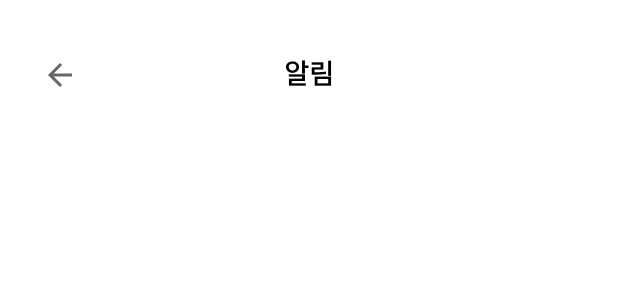
After one commit to haerim-kweon/SmallObviosHappiness, an Android app: the layout noticepage.xml on its own in the app's theme, with its tools: preview values and no code run, on a phone screen of 412 x 824 dp. The commit adds this screen. Shown: the top 300 px of the screen. Run offline under Robolectric (Android 15) with nearby library versions, the phone set to English and light mode, and no system bars; network calls fail.

Commit message:
2022/05/14

```diff
--- /dev/null
+++ b/app/src/main/res/layout/noticepage.xml
@@ -0,0 +1,42 @@
+<?xml version="1.0" encoding="utf-8"?>
+<androidx.constraintlayout.widget.ConstraintLayout
+xmlns:android="http://schemas.android.com/apk/res/android"
+xmlns:app="http://schemas.android.com/apk/res-auto"
+xmlns:tools="http://schemas.android.com/tools"
+android:layout_width="match_parent"
+android:layout_height="match_parent"
+android:orientation="vertical"
+android:background="@color/white"
+tools:ignore="MissingDefaultResource">
+
+<ImageButton
+    android:layout_width="wrap_content"
+    android:layout_height="wrap_content"
+    android:backgroundTint="@color/white"
+    app:layout_constraintBottom_toBottomOf="parent"
+    app:layout_constraintEnd_toEndOf="parent"
+    app:layout_constraintHorizontal_bias="0.044"
+    app:layout_constraintStart_toStartOf="parent"
+    app:layout_constraintTop_toTopOf="parent"
+    app:layout_constraintVertical_bias="0.036"
+    app:srcCompat="@drawable/ic_baseline_arrow_back_24" />
+
+<TextView
+    android:layout_width="wrap_content"
+    android:layout_height="wrap_content"
+    android:layout_margin="15dp"
+    android:text="알림"
+    android:textColor="@color/black"
+    android:textSize="8pt"
+    android:textStyle="bold"
+    app:layout_constraintBottom_toBottomOf="parent"
+    app:layout_constraintEnd_toEndOf="parent"
+    app:layout_constraintStart_toStartOf="parent"
+    app:layout_constraintTop_toTopOf="parent"
+    app:layout_constraintVertical_bias="0.025" />
+
+
+
+
+
+</androidx.constraintlayout.widget.ConstraintLayout>
```
Also changed, not shown: app/src/main/AndroidManifest.xml (+8 -5 lines), app/src/main/java/com/example/smallobvioshappiness/Chat.java (added, +39 -0 lines), app/src/main/java/com/example/smallobvioshappiness/ChatAdapter.java (added, +68 -0 lines), app/src/main/java/com/example/smallobvioshappiness/LoginActivity.java (+14 -0 lines), app/src/main/java/com/example/smallobvioshappiness/LoginRequest.java (+6 -2 lines), app/src/main/java/com/example/smallobvioshappiness/MemberDTO.java (added, +53 -0 lines), app/src/main/java/com/example/smallobvioshappiness/PostUploadActivity.java (added, +39 -0 lines), app/src/main/java/com/example/smallobvioshappiness/RegistActivity.java (+20 -0 lines), app/src/main/java/com/example/smallobvioshappiness/RegisterRequest.java (+7 -5 lines), app/src/main/java/com/example/smallobvioshappiness/StartActivity.java (added, +32 -0 lines), app/src/main/res/drawable/ic_check.xml (added, +10 -0 lines), app/src/main/res/drawable/ic_invisible.xml (added, +16 -0 lines), app/src/main/res/drawable/ic_visible.xml (added, +14 -0 lines), app/src/main/res/layout/post_detail.xml (+15 -0 lines).
